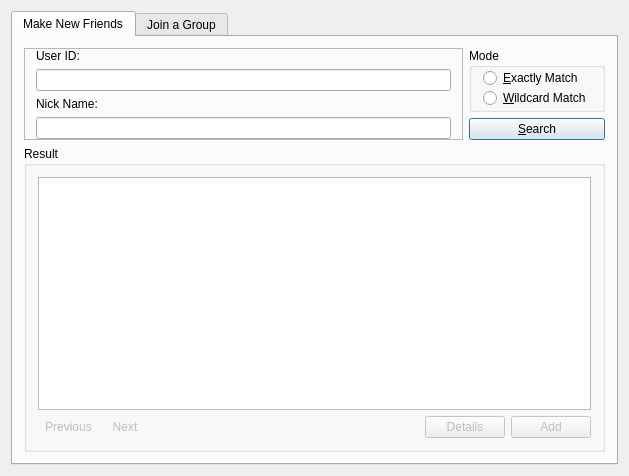
Above: src/imclient/search/search.ui from ihehui/messenger before the change. Below: the same form after it.
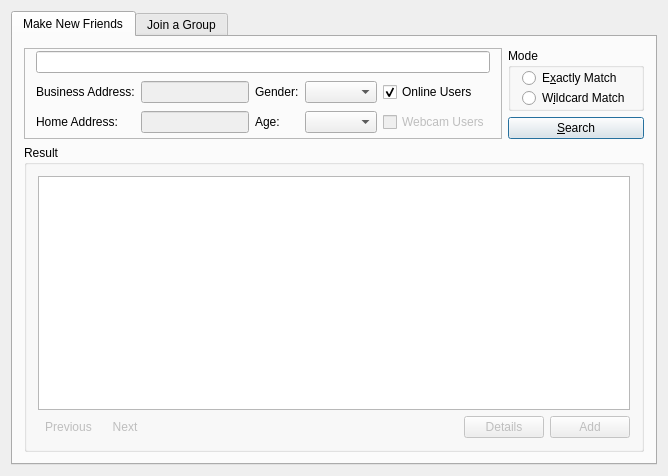
That is the form after the change. Icons and pictures are not drawn.

Diff of the .ui file:
```diff
--- a/src/imclient/search/search.ui
+++ b/src/imclient/search/search.ui
@@ -6,8 +6,8 @@
    <rect>
     <x>0</x>
     <y>0</y>
-    <width>590</width>
-    <height>468</height>
+    <width>814</width>
+    <height>546</height>
    </rect>
   </property>
   <property name="windowTitle">
@@ -65,14 +65,14 @@
           <item>
            <widget class="QRadioButton" name="radioButtonUsersMatchExactly">
             <property name="text">
-             <string>&amp;Exactly Match</string>
+             <string>E&amp;xactly Match</string>
             </property>
            </widget>
           </item>
           <item>
            <widget class="QRadioButton" name="radioButtonUsersMatchWildcard">
             <property name="text">
-             <string>&amp;Wildcard Match</string>
+             <string>W&amp;ildcard Match</string>
             </property>
            </widget>
           </item>
@@ -219,105 +219,35 @@
            <property name="bottomMargin">
             <number>0</number>
            </property>
-           <item row="0" column="0">
-            <widget class="QLabel" name="labelUserID">
-             <property name="text">
-              <string>User ID:</string>
-             </property>
-            </widget>
-           </item>
-           <item row="1" column="0">
-            <widget class="QLineEdit" name="lineEditUserID"/>
-           </item>
-           <item row="2" column="0">
-            <widget class="QLabel" name="labelNickname">
-             <property name="text">
-              <string>Nick Name:</string>
-             </property>
-            </widget>
-           </item>
-           <item row="3" column="0">
-            <widget class="QLineEdit" name="lineEditNickname"/>
-           </item>
-          </layout>
-         </widget>
-         <widget class="QWidget" name="pageUsersSearchMatchWildcard">
-          <layout class="QGridLayout" name="gridLayout_2">
-           <property name="topMargin">
-            <number>0</number>
-           </property>
-           <property name="bottomMargin">
-            <number>0</number>
-           </property>
-           <item row="0" column="0">
+           <item row="1" column="2">
             <widget class="QLabel" name="labelGender">
              <property name="text">
               <string>Gender:</string>
              </property>
             </widget>
            </item>
-           <item row="0" column="1">
-            <widget class="QComboBox" name="comboBoxGender">
-             <property name="sizePolicy">
-              <sizepolicy hsizetype="Expanding" vsizetype="Fixed">
-               <horstretch>0</horstretch>
-               <verstretch>0</verstretch>
-              </sizepolicy>
-             </property>
-            </widget>
-           </item>
-           <item row="0" column="2">
-            <widget class="QLabel" name="label_3">
-             <property name="sizePolicy">
-              <sizepolicy hsizetype="Preferred" vsizetype="Preferred">
-               <horstretch>0</horstretch>
-               <verstretch>0</verstretch>
-              </sizepolicy>
-             </property>
-             <property name="text">
-              <string>Age:</string>
-             </property>
-            </widget>
-           </item>
-           <item row="0" column="3">
-            <widget class="QComboBox" name="comboBoxAge">
-             <property name="sizePolicy">
-              <sizepolicy hsizetype="Expanding" vsizetype="Fixed">
-               <horstretch>0</horstretch>
-               <verstretch>0</verstretch>
-              </sizepolicy>
-             </property>
-            </widget>
-           </item>
-           <item row="1" column="0">
+           <item row="2" column="0">
             <widget class="QLabel" name="label">
              <property name="text">
               <string>Home Address:</string>
              </property>
             </widget>
            </item>
-           <item row="1" column="1">
+           <item row="2" column="1">
             <widget class="QLineEdit" name="lineEditHomeAddress">
              <property name="enabled">
               <bool>false</bool>
              </property>
             </widget>
            </item>
-           <item row="1" column="2">
-            <widget class="QLabel" name="label_2">
-             <property name="text">
-              <string>Business Address:</string>
-             </property>
-            </widget>
-           </item>
-           <item row="1" column="3">
+           <item row="1" column="1">
             <widget class="QLineEdit" name="lineEditBusinessAddress">
              <property name="enabled">
               <bool>false</bool>
              </property>
             </widget>
            </item>
-           <item row="2" column="3">
+           <item row="2" column="4">
             <widget class="QCheckBox" name="checkBoxUserSearchWebcamUsers">
              <property name="enabled">
               <bool>false</bool>
@@ -330,7 +260,7 @@
              </property>
             </widget>
            </item>
-           <item row="2" column="1">
+           <item row="1" column="4">
             <widget class="QCheckBox" name="checkBoxUserSearchOnlineUsers">
              <property name="layoutDirection">
               <enum>Qt::LeftToRight</enum>
@@ -343,6 +273,49 @@
              </property>
             </widget>
            </item>
+           <item row="2" column="2">
+            <widget class="QLabel" name="label_3">
+             <property name="sizePolicy">
+              <sizepolicy hsizetype="Preferred" vsizetype="Preferred">
+               <horstretch>0</horstretch>
+               <verstretch>0</verstretch>
+              </sizepolicy>
+             </property>
+             <property name="text">
+              <string>Age:</string>
+             </property>
+            </widget>
+           </item>
+           <item row="1" column="0">
+            <widget class="QLabel" name="label_2">
+             <property name="text">
+              <string>Business Address:</string>
+             </property>
+            </widget>
+           </item>
+           <item row="2" column="3">
+            <widget class="QComboBox" name="comboBoxAge">
+             <property name="sizePolicy">
+              <sizepolicy hsizetype="Expanding" vsizetype="Fixed">
+               <horstretch>0</horstretch>
+               <verstretch>0</verstretch>
+              </sizepolicy>
+             </property>
+            </widget>
+           </item>
+           <item row="1" column="3">
+            <widget class="QComboBox" name="comboBoxGender">
+             <property name="sizePolicy">
+              <sizepolicy hsizetype="Expanding" vsizetype="Fixed">
+               <horstretch>0</horstretch>
+               <verstretch>0</verstretch>
+              </sizepolicy>
+             </property>
+            </widget>
+           </item>
+           <item row="0" column="0" colspan="5">
+            <widget class="QLineEdit" name="lineEditKeyword"/>
+           </item>
           </layout>
          </widget>
         </widget>
```
